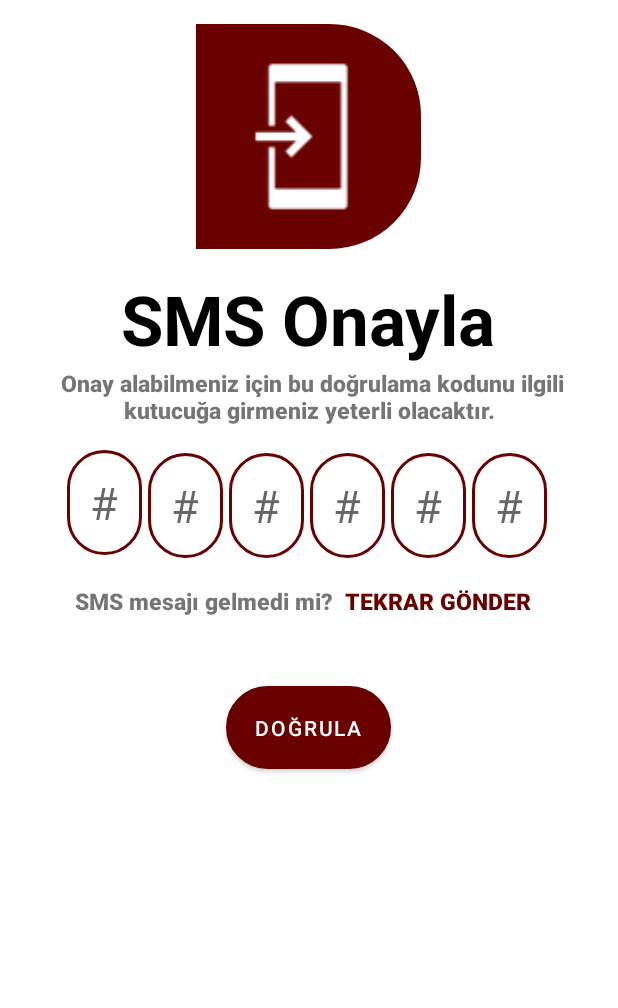
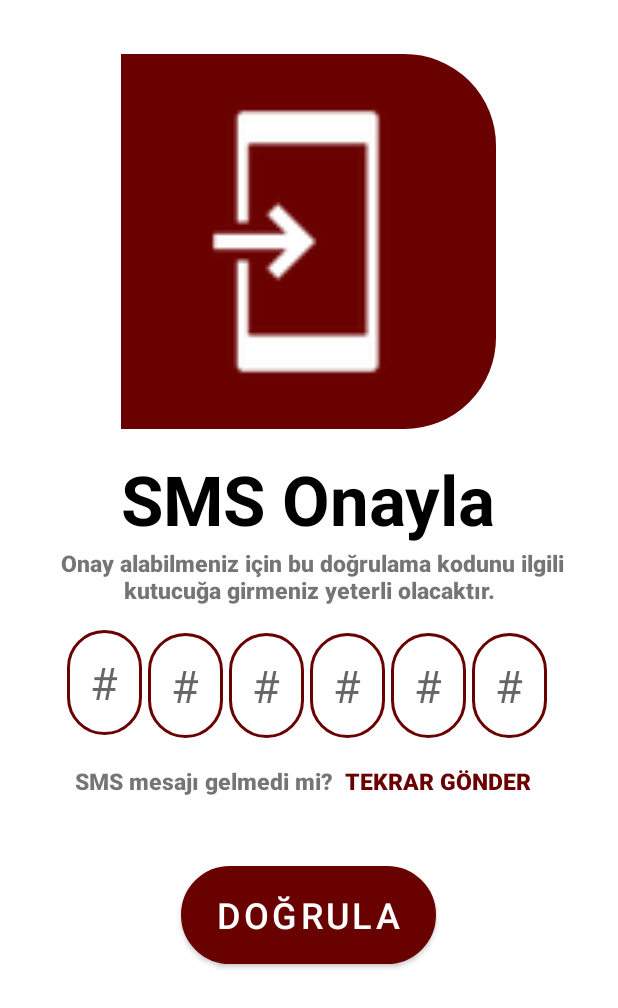
Before and after one commit to HagarAH/VolunteeringApp, an Android app: the SMSVerification screen opened directly, with no data from a screen before it, on a phone screen of 412 x 824 dp. Shown: the top 1008 px of the screen. Run offline under Robolectric (Android 15) with nearby library versions, the phone set to English and light mode, and no system bars; our stand-ins replace Firebase (no records; nobody signed in at launch, a user with empty details on screens opened directly); libraries missing offline, so code that uses them is left out: org.checkerframework.checker.

```diff
--- a/app/src/main/res/layout/activity_phone_verify.xml
+++ b/app/src/main/res/layout/activity_phone_verify.xml
@@ -12,11 +12,12 @@
         android:layout_width="match_parent"
         android:layout_height="match_parent"
         android:orientation="vertical"
+        android:layout_marginTop="20dp"
         android:padding="16dp">
 
         <ImageView
-            android:layout_width="150dp"
-            android:layout_height="150dp"
+            android:layout_width="250dp"
+            android:layout_height="250dp"
             android:background="@drawable/rounded_corners_3"
             android:src="@drawable/fui_ic_mail_white_24dp"
             android:padding="12dp"
--- a/app/src/main/res/layout/activity_smsverification.xml
+++ b/app/src/main/res/layout/activity_smsverification.xml
@@ -10,11 +10,12 @@
         android:layout_width="match_parent"
         android:layout_height="match_parent"
         android:orientation="vertical"
-        android:padding="16dp">
+        android:padding="16dp"
+        android:layout_marginTop="20dp">
 
         <ImageView
-            android:layout_width="150dp"
-            android:layout_height="150dp"
+            android:layout_width="250dp"
+            android:layout_height="250dp"
             android:layout_gravity="center"
             android:background="@drawable/rounded_corners_3"
             android:padding="12dp"
@@ -163,11 +164,12 @@
 
         <Button
             android:id="@+id/buttonVerifyOtp"
-            android:layout_width="110dp"
-            android:layout_height="55dp"
+            android:layout_width="170dp"
+            android:layout_height="65dp"
             android:layout_gravity="center"
             android:layout_marginTop="46dp"
             android:background="@drawable/rounded_background"
+            android:textSize="24sp"
             android:text="Doğrula"
             android:textColor="@color/white" />
 
```
Also changed, not shown: app/src/main/java/com/mobil/bizden/controllers/UserController.java (+21 -0 lines), app/src/main/java/com/mobil/bizden/ui/Identification.java (+34 -0 lines), app/src/main/res/layout/activity_identification.xml (+10 -9 lines), app/src/main/res/layout/activity_user_location.xml (+4 -3 lines).
